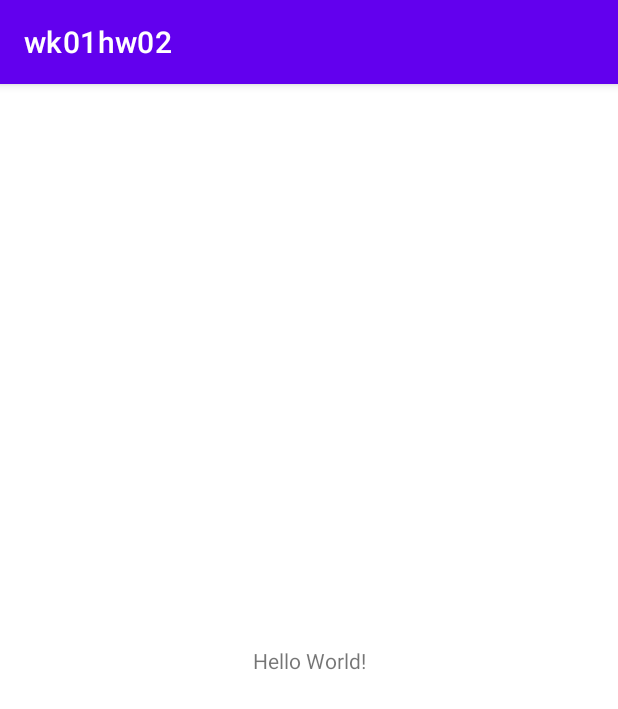
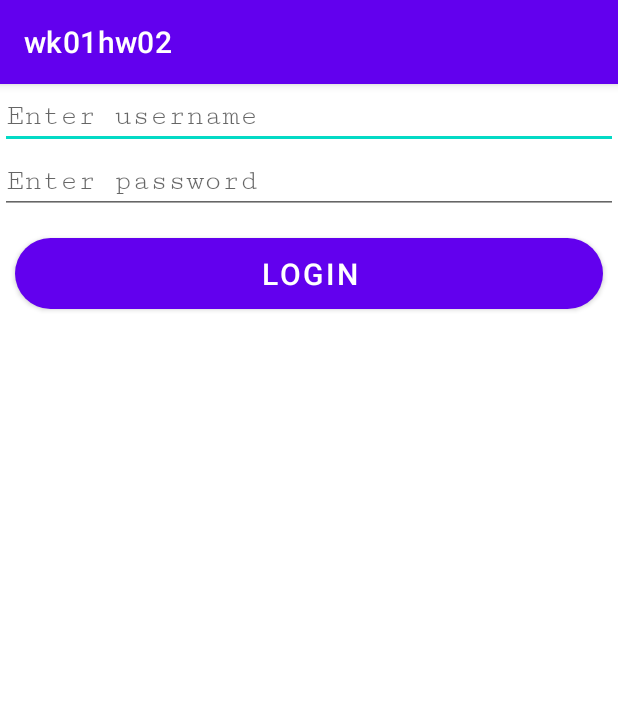
Before and after one commit to ericchavez831/wk01hw02, an Android app: the screen it shows after launch (MainActivity), on a phone screen of 412 x 824 dp. Shown: the top 709 px of the screen. Run offline under Robolectric (Android 15) with nearby library versions, the phone set to English and light mode, and no system bars.

Commit message:
Added the skeleton for the login

```diff
--- a/app/src/main/java/com/cst438/wk01hw02/MainActivity.java
+++ b/app/src/main/java/com/cst438/wk01hw02/MainActivity.java
@@ -2,6 +2,9 @@ package com.cst438.wk01hw02;
 
 import androidx.appcompat.app.AppCompatActivity;
 import android.os.Bundle;
+import android.view.View;
+import android.widget.Button;
+import android.widget.EditText;
 
 public class MainActivity extends AppCompatActivity {
 
@@ -9,5 +12,23 @@ public class MainActivity extends AppCompatActivity {
     protected void onCreate(Bundle savedInstanceState) {
         super.onCreate(savedInstanceState);
         setContentView(R.layout.activity_main);
+
+        // getting the values passed in
+        EditText username1 = findViewById(R.id.username);
+        EditText password1 = findViewById(R.id.password);
+        String username = username1.getText().toString();
+        String password = password1.getText().toString();
+        Button loginAccount;
+        loginAccount = findViewById(R.id.login);
+
+        loginAccount.setOnClickListener(new View.OnClickListener() {
+            @Override
+            public void onClick(View view) {
+                // Where you check if the username and password are valid
+
+                String username = username1.getText().toString();
+                String password = password1.getText().toString();
+            }
+        });
     }
 }
--- a/app/src/main/res/layout/activity_main.xml
+++ b/app/src/main/res/layout/activity_main.xml
@@ -1,18 +1,38 @@
 <?xml version="1.0" encoding="utf-8"?>
-<androidx.constraintlayout.widget.ConstraintLayout
+<LinearLayout
     xmlns:android="http://schemas.android.com/apk/res/android"
     xmlns:tools="http://schemas.android.com/tools"
     xmlns:app="http://schemas.android.com/apk/res-auto"
     android:layout_width="match_parent"
     android:layout_height="match_parent"
+    android:orientation="vertical"
     tools:context=".MainActivity">
-    <TextView
-      android:layout_width="wrap_content"
-      android:layout_height="wrap_content"
-      android:text="Hello World!"
-      app:layout_constraintBottom_toBottomOf="parent"
-      app:layout_constraintLeft_toLeftOf="parent"
-      app:layout_constraintRight_toRightOf="parent"
-      app:layout_constraintTop_toTopOf="parent" />
 
-  </androidx.constraintlayout.widget.ConstraintLayout>
+    <EditText
+        android:id="@+id/username"
+        android:layout_width="match_parent"
+        android:layout_height="wrap_content"
+        android:textSize="20sp"
+        android:fontFamily="serif-monospace"
+        android:hint="Enter username" />
+
+    <EditText
+        android:id="@+id/password"
+        android:layout_width="match_parent"
+        android:layout_height="wrap_content"
+        android:textSize="20sp"
+        android:fontFamily="serif-monospace"
+        android:hint="Enter password"/>
+
+    <Button
+        android:id="@+id/login"
+        android:layout_width="match_parent"
+        android:layout_height="wrap_content"
+        android:layout_margin="10dp"
+        android:padding="10dp"
+        android:textAlignment="center"
+        android:textSize="20sp"
+        app:cornerRadius="210px"
+        android:text="Login"/>
+
+</LinearLayout>
```
